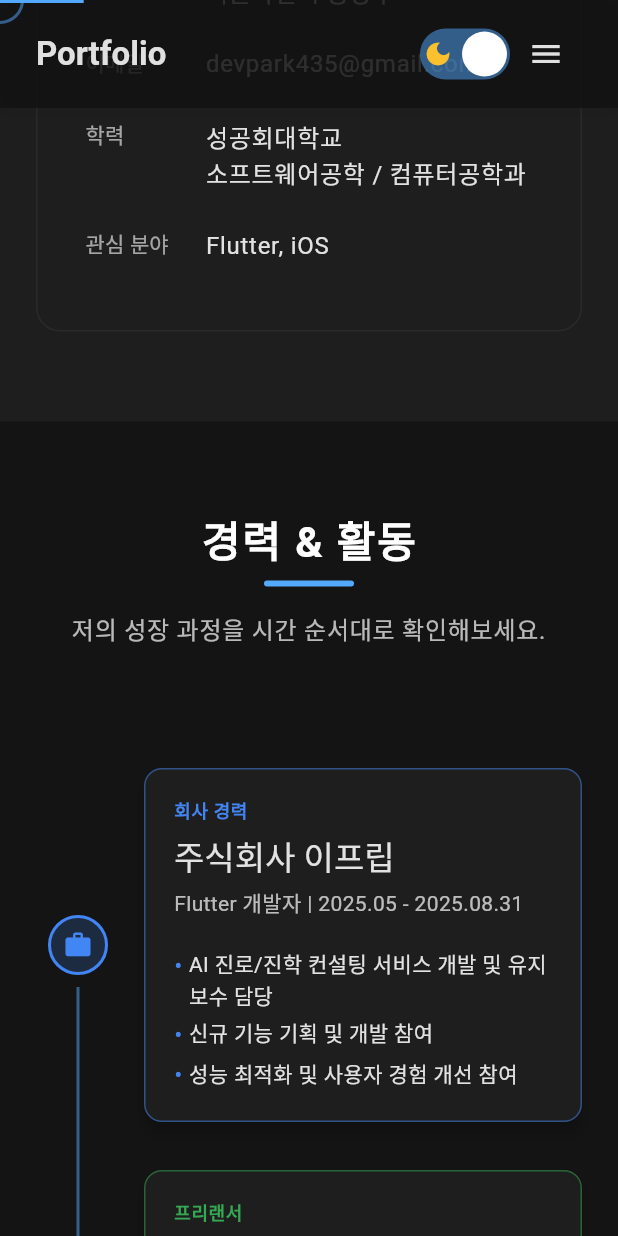
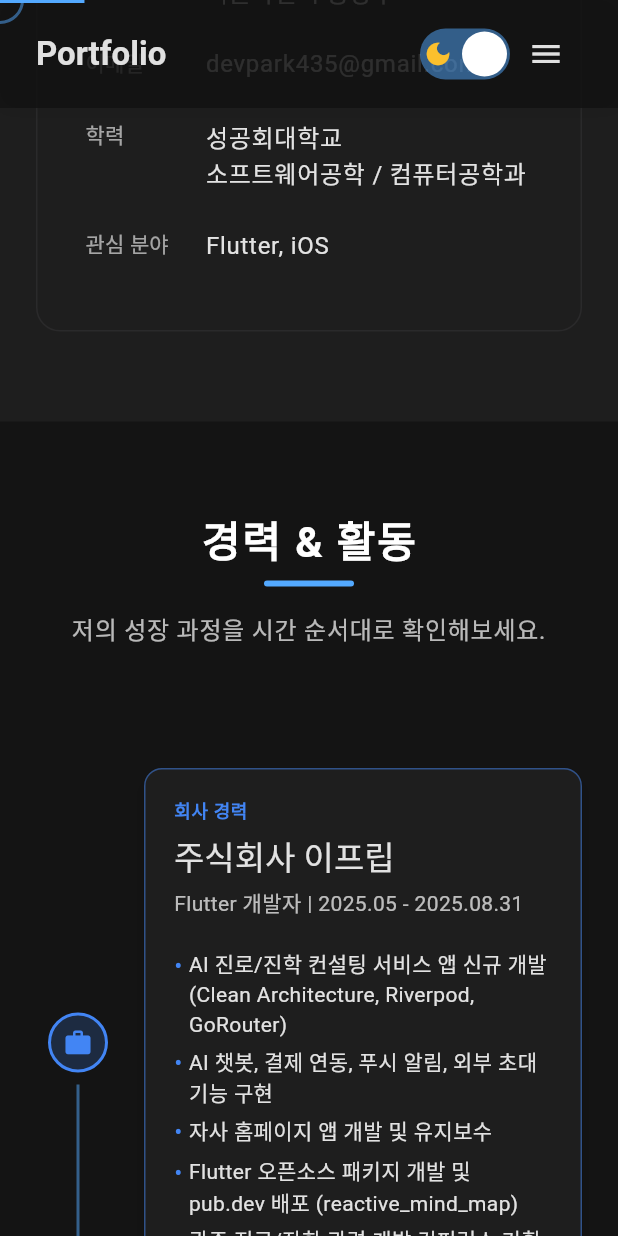
Before and after one commit to devpark435/portfolio_flutter_web, a Flutter app: the screen it shows after launch, scrolled down 1728 dp, on a phone screen of 412 x 824 dp. Run offline on Flutter 3.47's test engine with Material 3 defaults, Android fonts, the phone set to English and light mode, and no system bars; drawn by our look-alikes of flutter_animate, timeline_tile; our stand-ins replace animated_text_kit, flutter_riverpod, font_awesome_flutter, go_router, shared_preferences, simple_animations; missing offline and left inert: dart:html; Roboto replaces fonts that are missing (PretendardVariable).

```diff
--- a/lib/data/experiences.dart
+++ b/lib/data/experiences.dart
@@ -6,21 +6,13 @@ final List<Experience> experiences = [
     role: 'Flutter 개발자',
     period: '2025.05 - 2025.08.31',
     description: [
-      'AI 진로/진학 컨설팅 서비스 개발 및 유지보수 담당',
-      '신규 기능 기획 및 개발 참여',
-      '성능 최적화 및 사용자 경험 개선 참여',
+      'AI 진로/진학 컨설팅 서비스 앱 신규 개발 (Clean Architecture, Riverpod, GoRouter)',
+      'AI 챗봇, 결제 연동, 푸시 알림, 외부 초대 기능 구현',
+      '자사 홈페이지 앱 개발 및 유지보수',
+      'Flutter 오픈소스 패키지 개발 및 pub.dev 배포 (reactive_mind_map)',
+      '광주 진로/잔학 관련 개발 컨퍼런스 기획 및 운영',
     ],
     type: 'work',
-  ),
-  const Experience(
-    title: '프랜차이즈 웹 외주 프로젝트',
-    role: '프론트엔드 개발자',
-    period: '2025.01 - 진행 중',
-    description: [
-      '프렌차이즈 홍보 목적 브랜딩 페이지 제작',
-      'Flutter Web 활용한 반응형 디자인 구현',
-    ],
-    type: 'freelance',
   ),
   const Experience(
     title: '매장 관리 시스템 외주 프로젝트',
```
Also changed, not shown: 1 other file.
